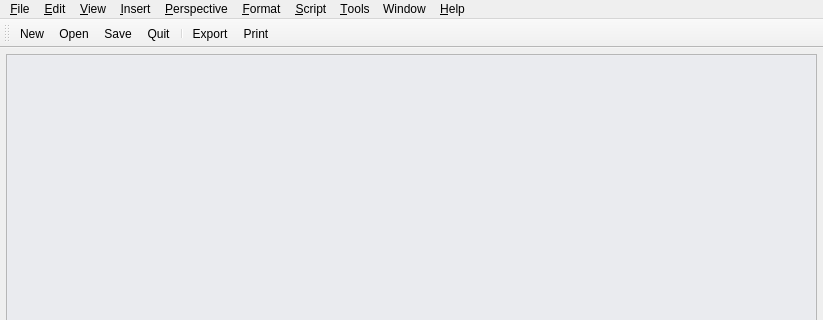
Above: src/mainwin.ui from canorusmusic/canorus before the change; both pictures show x 0 to 823 and y 0 to 320 of the 823 by 606 pixel window. Below: the same form after it.
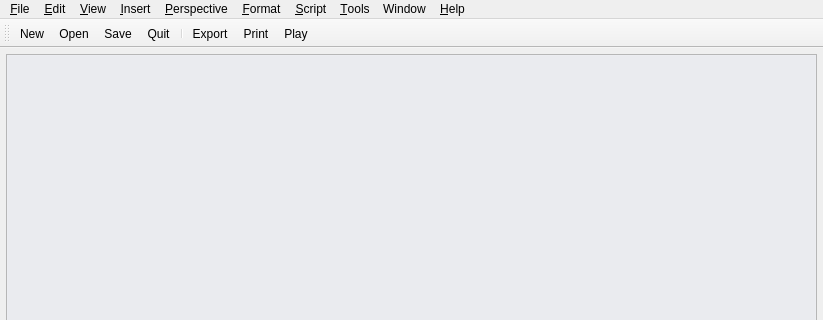
That is the form after the change. Icons and pictures are not drawn.

Commit message: Canorus now plays notes! Implemented basic support for RtMidi library. Added Play button. New classes CAPlayback, CAMidiDevice, CARtMidiDevice. New method for calculation pitch->midiPitch. Still problems with repaint (errors in console due to repaint call in non-main thread, slow repaint - will try to implement to repaint only part of the viewport).

```diff
--- a/src/mainwin.ui
+++ b/src/mainwin.ui
@@ -500,6 +500,7 @@
    <addaction name="separator" />
    <addaction name="actionExport" />
    <addaction name="actionPrint" />
+   <addaction name="actionPlay" />
   </widget>
   <action name="actionQuit" >
    <property name="icon" >
@@ -1000,6 +1001,17 @@
     <string>New staff</string>
    </property>
   </action>
+  <action name="actionPlay" >
+   <property name="checkable" >
+    <bool>true</bool>
+   </property>
+   <property name="icon" >
+    <iconset resource="mainwin.qrc" >:/menu/images/player_play.png</iconset>
+   </property>
+   <property name="text" >
+    <string>Play</string>
+   </property>
+  </action>
  </widget>
  <pixmapfunction></pixmapfunction>
  <resources>
```
Left out of the diff: 46 changed lines with no effect on the pictures. The commit also changes 23 other files.
